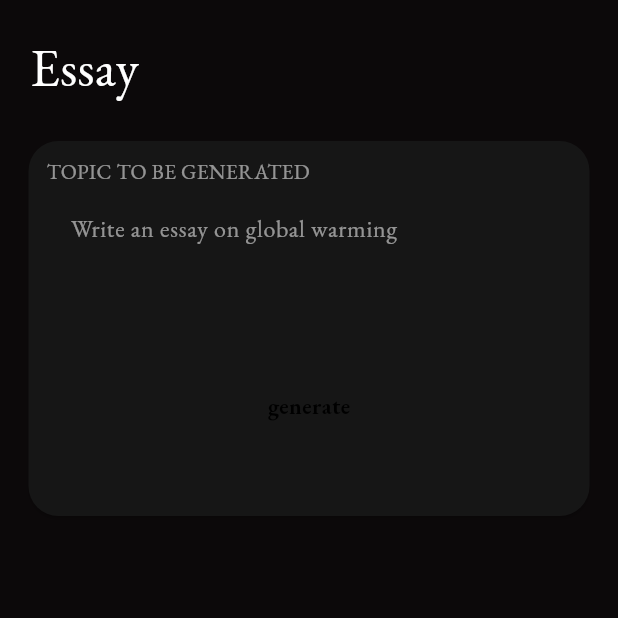
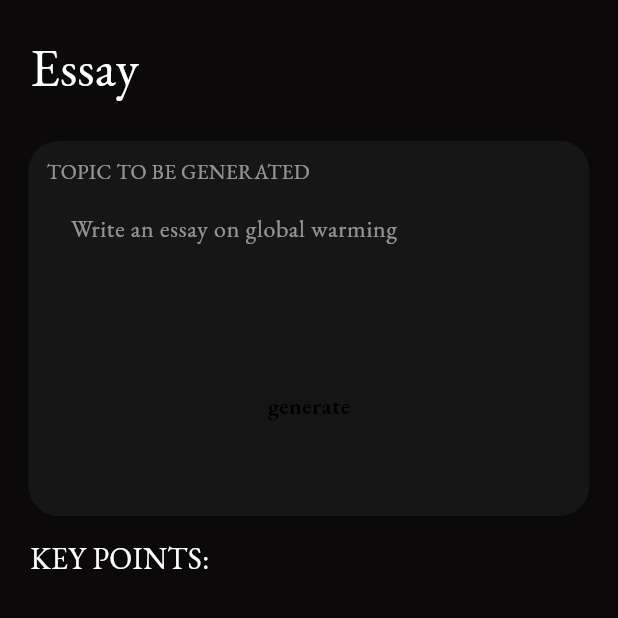
Before and after one commit to Jayakrishnan-manoj/WriteMaster, a Flutter app: the EssayInputScreen screen opened directly, on a phone screen of 412 x 824 dp, the top half of it. Run offline on Flutter 3.47's test engine with Material 2 defaults, Android fonts, the phone set to English and light mode, and no system bars; our stand-ins replace firebase_auth, firebase_core, font_awesome_flutter, google_sign_in; missing offline and left inert: neopop; accounts and stored records are empty.

Commit message:
complete essay response

```diff
--- a/lib/screens/input_screens/essay_input_screen.dart
+++ b/lib/screens/input_screens/essay_input_screen.dart
@@ -1,6 +1,8 @@
 import 'package:flutter/material.dart';
+import 'package:flutter/services.dart';
 import 'package:neopop/neopop.dart';
 import 'package:write_master/constants/colors.dart';
+import 'package:write_master/services/response_service.dart';
 
 class EssayInputScreen extends StatefulWidget {
   const EssayInputScreen({super.key});
@@ -10,6 +12,16 @@ class EssayInputScreen extends StatefulWidget {
 }
 
 class _EssayInputScreenState extends State<EssayInputScreen> {
+  bool _isLoading = false;
+  String result = "";
+  final textFocusNode = FocusNode();
+
+  @override
+  void dispose() {
+    textFocusNode.dispose();
+    super.dispose();
+  }
+
   final TextEditingController essayController = TextEditingController();
   @override
   Widget build(BuildContext context) {
@@ -60,6 +72,7 @@ class _EssayInputScreenState extends State<EssayInputScreen> {
                               style: TextStyle(color: Colors.white54),
                             ),
                             TextField(
+                              focusNode: textFocusNode,
                               controller: essayController,
                               maxLines: 4,
                               decoration: const InputDecoration(
@@ -79,7 +92,20 @@ class _EssayInputScreenState extends State<EssayInputScreen> {
                             Center(
                               child: NeoPopButton(
                                 color: Colors.white,
-                                onTapUp: () {},
+                                onTapUp: () {
+                                  textFocusNode.unfocus();
+                                  HapticFeedback.lightImpact();
+                                  setState(() {
+                                    _isLoading = true;
+                                  });
+                                  generateEssay(essayController.text)
+                                      .then((value) {
+                                    setState(() {
+                                      result = value;
+                                      _isLoading = false;
+                                    });
+                                  });
+                                },
                                 child: const Padding(
                                   padding: EdgeInsets.symmetric(
                                     vertical: 8,
@@ -101,9 +127,43 @@ class _EssayInputScreenState extends State<EssayInputScreen> {
                       ),
                     ),
                   ),
-                )
+                ),
               ],
-            )
+            ),
+            _isLoading
+                ? const Padding(
+                    padding: EdgeInsets.all(20.0),
+                    child: Center(
+                      child: CircularProgressIndicator(
+                        color: Colors.white,
+                      ),
+                    ),
+                  )
+                : Padding(
+                    padding: const EdgeInsets.symmetric(
+                      vertical: 10.0,
+                      horizontal: 20,
+                    ),
+                    child: Column(
+                      crossAxisAlignment: CrossAxisAlignment.start,
+                      children: [
+                        const Text(
+                          "KEY POINTS:",
+                          style: TextStyle(
+                            color: Colors.white,
+                            fontSize: 20,
+                          ),
+                        ),
+                        Text(
+                          result,
+                          style: TextStyle(
+                            color: Colors.white,
+                            fontSize: 18,
+                          ),
+                        ),
+                      ],
+                    ),
+                  ),
           ],
         ),
       ),
```
Also changed, not shown: lib/services/response_service.dart (added, +27 -0 lines).
